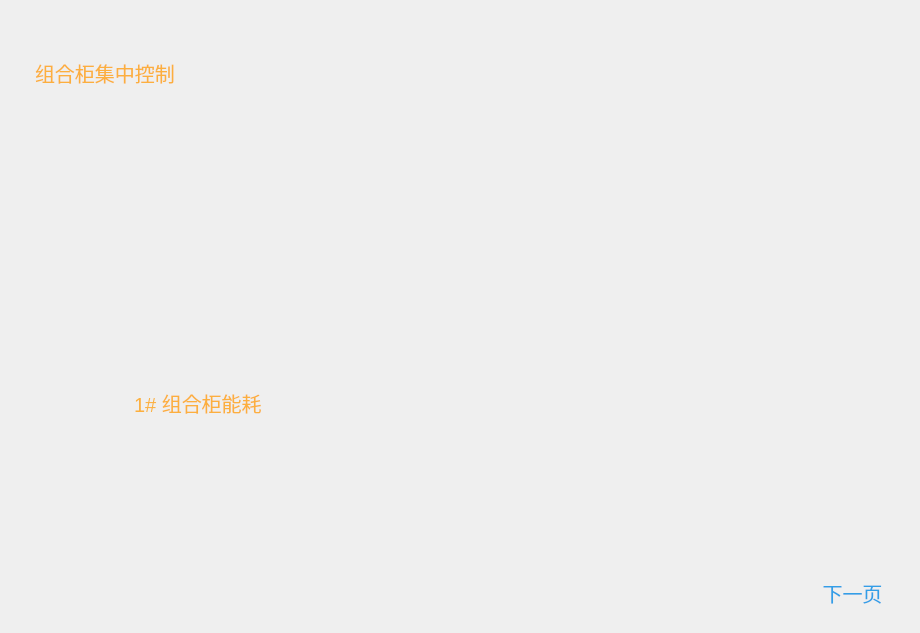
Above: Window/Page/modularairpage.ui from caosq/ChickenFarm before the change. Below: the same form after it.
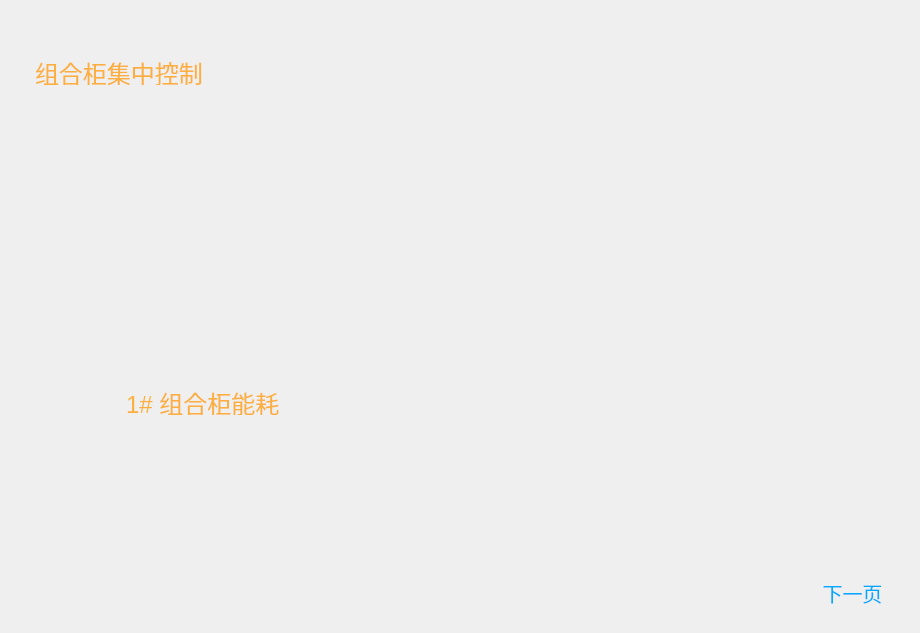
That is the form after the change. Icons and pictures are not drawn.

What changed in the file:
```diff
--- a/Window/Page/modularairpage.ui
+++ b/Window/Page/modularairpage.ui
@@ -38,9 +38,9 @@
    <widget class="QLabel" name="label_2">
     <property name="geometry">
      <rect>
-      <x>104</x>
+      <x>96</x>
       <y>0</y>
-      <width>153</width>
+      <width>161</width>
       <height>25</height>
      </rect>
     </property>
@@ -164,7 +164,7 @@
     </property>
     <property name="font">
      <font>
-      <pointsize>15</pointsize>
+      <pointsize>18</pointsize>
      </font>
     </property>
     <property name="styleSheet">
@@ -252,9 +252,9 @@
       <colorrole role="ButtonText">
        <brush brushstyle="SolidPattern">
         <color alpha="255">
-         <red>50</red>
-         <green>159</green>
-         <blue>231</blue>
+         <red>0</red>
+         <green>170</green>
+         <blue>255</blue>
         </color>
        </brush>
       </colorrole>
@@ -276,15 +276,6 @@
         </color>
        </brush>
       </colorrole>
-      <colorrole role="PlaceholderText">
-       <brush brushstyle="SolidPattern">
-        <color alpha="128">
-         <red>252</red>
-         <green>175</green>
-         <blue>62</blue>
-        </color>
-       </brush>
-      </colorrole>
      </active>
      <inactive>
       <colorrole role="WindowText">
@@ -317,9 +308,9 @@
       <colorrole role="ButtonText">
        <brush brushstyle="SolidPattern">
         <color alpha="255">
-         <red>50</red>
-         <green>159</green>
-         <blue>231</blue>
+         <red>0</red>
+         <green>170</green>
+         <blue>255</blue>
         </color>
        </brush>
       </colorrole>
@@ -341,15 +332,6 @@
         </color>
        </brush>
       </colorrole>
-      <colorrole role="PlaceholderText">
-       <brush brushstyle="SolidPattern">
-        <color alpha="128">
-         <red>252</red>
-         <green>175</green>
-         <blue>62</blue>
-        </color>
-       </brush>
-      </colorrole>
      </inactive>
      <disabled>
       <colorrole role="WindowText">
@@ -406,15 +388,6 @@
         </color>
        </brush>
       </colorrole>
-      <colorrole role="PlaceholderText">
-       <brush brushstyle="SolidPattern">
-        <color alpha="128">
-         <red>0</red>
-         <green>0</green>
-         <blue>0</blue>
-        </color>
-       </brush>
-      </colorrole>
      </disabled>
     </palette>
    </property>
@@ -425,7 +398,8 @@
    </property>
    <property name="styleSheet">
     <string notr="true">border-style:none;
-background:transparent;</string>
+background:transparent;
+outline:none;</string>
    </property>
    <property name="text">
     <string>下一页</string>
@@ -436,7 +410,7 @@
     <rect>
      <x>35</x>
      <y>60</y>
-     <width>153</width>
+     <width>171</width>
      <height>25</height>
     </rect>
    </property>
@@ -560,7 +534,7 @@
    </property>
    <property name="font">
     <font>
-     <pointsize>15</pointsize>
+     <pointsize>18</pointsize>
     </font>
    </property>
    <property name="styleSheet">
```
